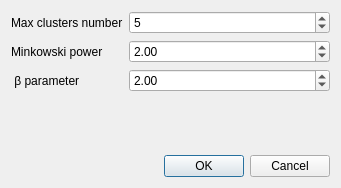
This is ui/a_ward_pb_params.ui in eremeykin/ectgui2 as Qt 5 draws it before an edit. The edited form follows.
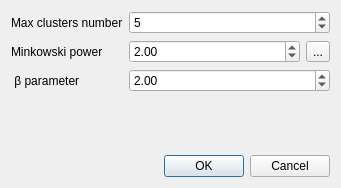
This is the edited form.

What changed in the file:
```diff
--- a/ui/a_ward_pb_params.ui
+++ b/ui/a_ward_pb_params.ui
@@ -41,6 +41,8 @@
       </widget>
      </item>
      <item row="1" column="1">
+      <layout class="QHBoxLayout" name="horizontalLayout">
+       <item>
       <widget class="QDoubleSpinBox" name="minkowski_power_spin">
        <property name="decimals">
         <number>2</number>
@@ -56,14 +58,23 @@
        </property>
       </widget>
      </item>
-     <item row="2" column="0">
+       <item>
+        <widget class="QToolButton" name="tool_button">
+         <property name="text">
+          <string>...</string>
+         </property>
+        </widget>
+       </item>
+      </layout>
+     </item>
+     <item row="4" column="0">
       <widget class="QLabel" name="parameterLabel">
        <property name="text">
         <string> β parameter</string>
        </property>
       </widget>
      </item>
-     <item row="2" column="1">
+     <item row="4" column="1">
       <widget class="QDoubleSpinBox" name="parameter_spin">
        <property name="singleStep">
         <double>0.010000000000000</double>
```
Lines whose indentation alone changed are shown as unchanged.
